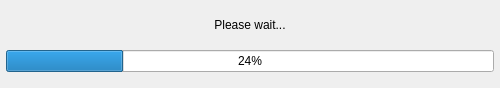
First picture: the form in hexrd/ui/resources/ui/progress_dialog.ui, repository HEXRD/hexrdgui, before the edit.
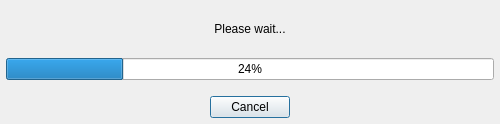
Second picture: the form after the edit.

Commit message:
Add the option to cancel fit grains
Sometimes, users realize after they start fit-grains that the options
selected will take a *very* long time.

Rather than having to kill the application and start the HEDM workflow
all over again, we now provide an option to cancel fit-grains. This stops
running fit-grains and it goes back to the fit-grains options dialog.

Diff of the .ui file:
```diff
--- a/hexrd/ui/resources/ui/progress_dialog.ui
+++ b/hexrd/ui/resources/ui/progress_dialog.ui
@@ -7,7 +7,7 @@
     <x>0</x>
     <y>0</y>
     <width>500</width>
-    <height>88</height>
+    <height>124</height>
    </rect>
   </property>
   <property name="minimumSize">
@@ -49,7 +49,7 @@
      </property>
     </widget>
    </item>
-   <item row="2" column="0">
+   <item row="4" column="0">
     <layout class="QVBoxLayout" name="messages_widget_layout">
      <item>
       <spacer name="verticalSpacer">
@@ -69,6 +69,16 @@
      </item>
     </layout>
    </item>
+   <item row="5" column="0">
+    <widget class="QDialogButtonBox" name="cancel_button_box">
+     <property name="standardButtons">
+      <set>QDialogButtonBox::Cancel</set>
+     </property>
+     <property name="centerButtons">
+      <bool>true</bool>
+     </property>
+    </widget>
+   </item>
   </layout>
  </widget>
  <resources/>
```
The commit also changes 2 other files.
